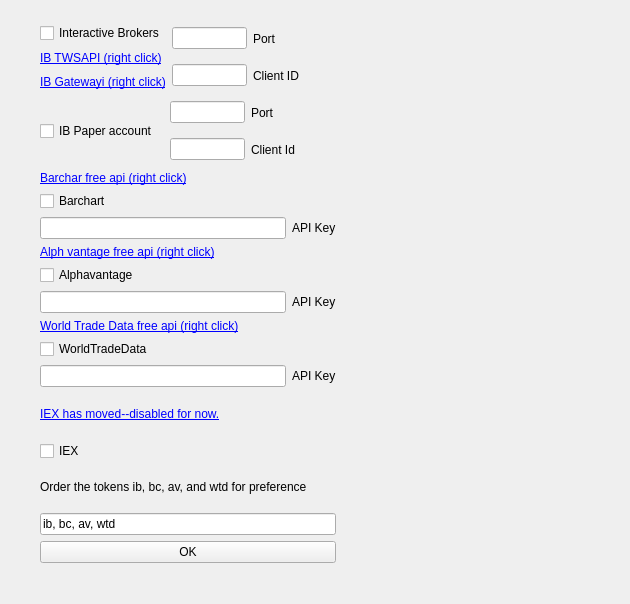
First picture: the form in structjour/view/stockapi.ui, repository MikePia/structjour, before the edit.
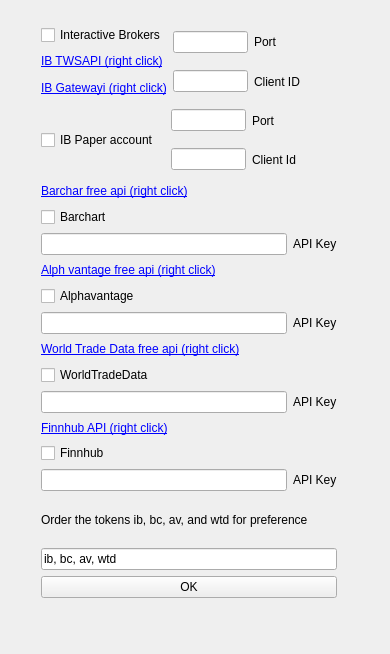
Second picture: the form after the edit. Icons and pictures are not drawn.

Commit message: New API Finnhub, fixed up new api wtdf

Patch:
```diff
--- a/structjour/view/stockapi.ui
+++ b/structjour/view/stockapi.ui
@@ -6,8 +6,8 @@
    <rect>
     <x>0</x>
     <y>0</y>
-    <width>630</width>
-    <height>604</height>
+    <width>390</width>
+    <height>654</height>
    </rect>
   </property>
   <property name="windowTitle">
@@ -20,10 +20,10 @@
   <widget class="QWidget" name="">
    <property name="geometry">
     <rect>
-     <x>40</x>
-     <y>23</y>
+     <x>41</x>
+     <y>25</y>
      <width>296</width>
-     <height>540</height>
+     <height>573</height>
     </rect>
    </property>
    <layout class="QVBoxLayout" name="verticalLayout_9">
@@ -278,20 +278,37 @@
          </sizepolicy>
         </property>
         <property name="text">
-         <string>&lt;html&gt;&lt;head/&gt;&lt;body&gt;&lt;p&gt;&lt;a href=&quot;https://www.alphavantage.co/terms_of_service/&quot;&gt;&lt;span style=&quot; text-decoration: underline; color:#0000ff;&quot;&gt; IEX has moved--disabled for now.&lt;/span&gt;&lt;/a&gt;&lt;/p&gt;&lt;/body&gt;&lt;/html&gt;</string>
+         <string>&lt;html&gt;&lt;head/&gt;&lt;body&gt;&lt;p&gt;&lt;a href=&quot;https://finnhub.io/&quot;&gt;&lt;span style=&quot; text-decoration: underline; color:#0000ff;&quot;&gt;Finnhub API (right click)&lt;/span&gt;&lt;/a&gt;&lt;/p&gt;&lt;/body&gt;&lt;/html&gt;</string>
         </property>
        </widget>
       </item>
       <item>
-       <widget class="QCheckBox" name="iexCb">
+       <widget class="QCheckBox" name="fhCb">
+        <property name="enabled">
+         <bool>true</bool>
+        </property>
         <property name="toolTip">
          <string>&lt;html&gt;&lt;head/&gt;&lt;body&gt;&lt;p&gt;&lt;span style=&quot; font-size:12pt; color:#aa0914;&quot;&gt;IEX is no longer providing their API. They have outsourced to iexCloud. Looking into it. (9/12/19)&lt;/span&gt;&lt;/p&gt;&lt;/body&gt;&lt;/html&gt;</string>
         </property>
         <property name="text">
-         <string>IEX</string>
+         <string>Finnhub</string>
         </property>
        </widget>
       </item>
+      <item>
+       <layout class="QHBoxLayout" name="horizontalLayout_10">
+        <item>
+         <widget class="QLineEdit" name="fhKey"/>
+        </item>
+        <item>
+         <widget class="QLabel" name="label_15">
+          <property name="text">
+           <string>API Key</string>
+          </property>
+         </widget>
+        </item>
+       </layout>
+      </item>
      </layout>
     </item>
     <item>
```
Left out of the diff: 4 changed lines with no effect on the pictures. The commit also changes 7 other files.
